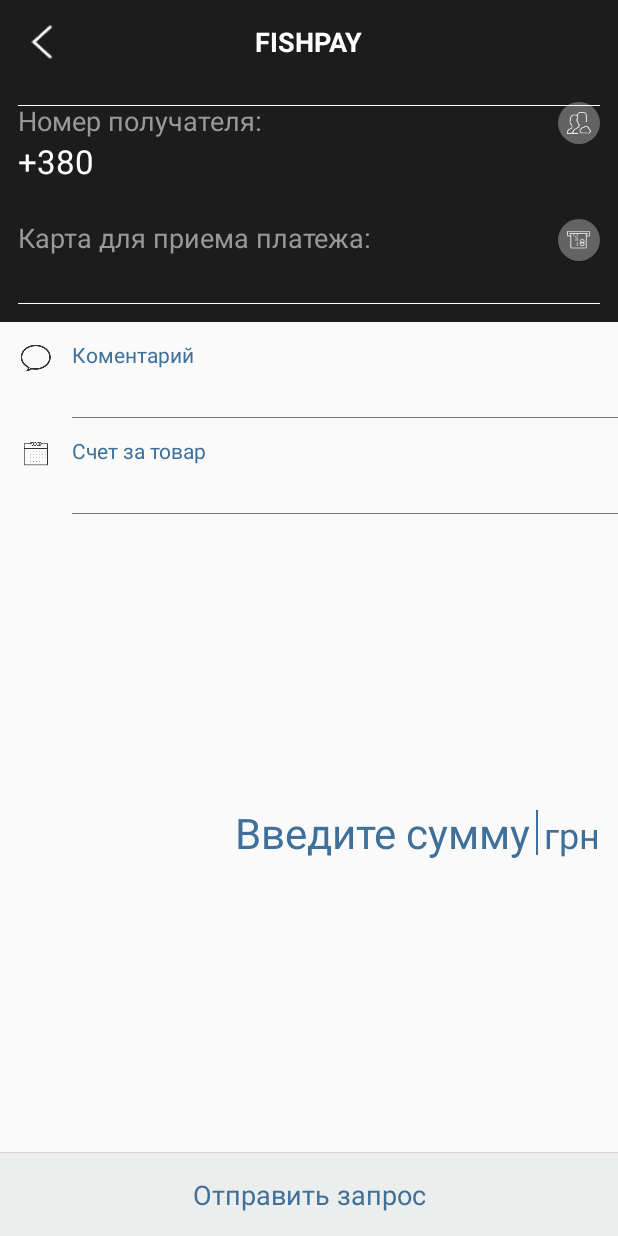
After one commit to mykola-myhailov/fishpay-android, an Android app: the layout activity_create_pay_request.xml on its own in the app's theme, with its tools: preview values and no code run, on a phone screen of 412 x 824 dp. The commit adds this screen. Run offline under Robolectric (Android 15) with nearby library versions, the phone set to English and light mode, and no system bars; Roboto replaces fonts that are not available here.

Commit message:
some payment request refinement

```diff
--- a/app/src/main/java/com/myhailov/mykola/fishpay/api/ApiInterface.java
+++ b/app/src/main/java/com/myhailov/mykola/fishpay/api/ApiInterface.java
@@ -224,11 +224,11 @@ public interface ApiInterface {
 
     @PUT("api/moneyRequest/{requestId}/delete")
     Call<BaseResponse<Object>>  deleteInvoice(@Header("Authorization") String token,
-                                              @Path("requestId") String invoiceId);
+                                              @Path("requestId") long invoiceId);
 
-    @PUT("rest/api/moneyRequest/{requestId}/removeFromList")
+    @PUT("api/moneyRequest/{requestId}/removeFromList")
     Call<BaseResponse<Object>> removeInvoice(@Header("Authorization") String token,
-                                             @Path("requestId") String invoiceId);
+                                             @Path("requestId") long invoiceId);
 
     @GET("api/moneyRequest/{requestId}")
     Call<BaseResponse<Object>> getInvoiceDetails(@Header("Authorization") String token,
--- /dev/null
+++ b/app/src/main/res/drawable/blue_circle.xml
@@ -0,0 +1,5 @@
+<?xml version="1.0" encoding="utf-8"?>
+<shape xmlns:android="http://schemas.android.com/apk/res/android">
+    <solid android:color="@color/blue1"/>
+    <corners android:radius="100dp"/>
+</shape>
--- a/app/src/main/res/layout/activity_choose_members.xml
+++ b/app/src/main/res/layout/activity_choose_members.xml
@@ -112,7 +112,7 @@
             android:layout_height="match_parent">-->
         <LinearLayout
             android:background="@color/white"
-                android:layout_above="@+id/tv_go"
+            android:layout_above="@+id/ll_go"
             android:isScrollContainer="true"
             android:orientation="vertical"
             android:layout_width="match_parent"
@@ -133,6 +133,7 @@
 
 
         <LinearLayout
+            android:id="@+id/ll_go"
             android:layout_alignParentBottom="true"
             android:orientation="vertical"
             android:background="@color/light_grey"
--- /dev/null
+++ b/app/src/main/res/layout/activity_create_pay_request.xml
@@ -0,0 +1,264 @@
+<?xml version="1.0" encoding="utf-8"?>
+<LinearLayout xmlns:android="http://schemas.android.com/apk/res/android"
+    xmlns:app="http://schemas.android.com/apk/res-auto"
+    xmlns:tools="http://schemas.android.com/tools"
+    android:layout_width="match_parent"
+    android:layout_height="match_parent"
+    android:orientation="vertical"
+    tools:context="com.myhailov.mykola.fishpay.activities.pay_requests.CreatePayRequestActivity">
+
+    <LinearLayout
+        android:background="@color/black_light"
+        android:orientation="horizontal"
+        android:layout_width="match_parent"
+        android:layout_height="wrap_content">
+        <ImageView
+            android:id="@+id/ivBack"
+            android:padding="16dp"
+            android:tint="@color/white"
+            android:src="@drawable/arrow_back"
+            android:background="?android:attr/selectableItemBackground"
+            android:layout_width="?attr/actionBarSize"
+            android:layout_height="?attr/actionBarSize" />
+
+        <RelativeLayout
+            android:layout_weight="1"
+            android:layout_width="0dp"
+            android:layout_marginEnd="?attr/actionBarSize"
+            android:layout_height="match_parent">
+            <TextView
+                android:textSize="18sp"
+                android:id="@+id/tvToolBarTitle"
+                android:gravity="center"
+                android:layout_centerInParent="true"
+                android:layout_width="wrap_content"
+                android:layout_height="wrap_content"
+                android:textColor="@color/white"
+                android:textStyle="bold"
+                android:textAllCaps="true"
+                android:background="@android:color/transparent"
+                tools:text="@string/app_name"/>
+        </RelativeLayout>
+    </LinearLayout>
+
+    <RelativeLayout
+        android:layout_width="match_parent"
+        android:layout_height="wrap_content"
+        android:padding="12dp"
+        android:background="@color/black_light">
+        <TextView
+            android:textSize="18sp"
+            android:id="@+id/tv_number"
+            android:layout_width="wrap_content"
+            android:layout_height="wrap_content"
+            android:text="Номер получателя:"
+            android:textColor="@color/grey2"/>
+        <ImageView
+            android:layout_width="28dp"
+            android:layout_height="28dp"
+            android:background="@drawable/grey_rounded"
+            android:padding="6dp"
+            android:src="@drawable/contacts_list_contacts"
+            android:layout_alignParentEnd="true"
+            android:id="@+id/iv_choose_contact"/>
+        <EditText
+            android:textSize="22sp"
+            android:id="@+id/et_phone"
+            android:layout_toStartOf="@id/iv_choose_contact"
+            android:text="+380"
+            android:inputType="phone"
+            android:maxLength="13"
+            android:textColor="@color/white"
+            android:layout_width="match_parent"
+            android:layout_height="wrap_content"
+            android:background="@null"
+            android:layout_below="@id/tv_number"/>
+        <View
+            android:layout_marginTop="2dp"
+            android:layout_width="match_parent"
+            android:layout_height="0.5dp"
+            android:background="@color/white"
+            android:layout_below="@id/et_number"/>
+    </RelativeLayout>
+
+    <RelativeLayout
+        android:layout_width="match_parent"
+        android:layout_height="wrap_content"
+        android:padding="12dp"
+        android:background="@color/black_light">
+        <TextView
+            android:textSize="18sp"
+            android:id="@+id/tv_card"
+            android:layout_width="wrap_content"
+            android:layout_height="wrap_content"
+            android:text="Карта для приема платежа:"
+            android:textColor="@color/grey2"/>
+        <ImageView
+            android:layout_width="28dp"
+            android:layout_height="28dp"
+            android:background="@drawable/grey_rounded"
+            android:padding="6dp"
+            android:src="@drawable/credit_card"
+            android:layout_alignParentEnd="true"
+            android:id="@+id/iv_choose_card"/>
+        <EditText
+            android:id="@+id/et_card_number"
+            android:inputType="number"
+            android:textSize="22sp"
+            android:layout_toStartOf="@id/iv_choose_card"
+            android:textColor="@color/white"
+            android:layout_width="match_parent"
+            android:layout_height="wrap_content"
+            android:background="@null"
+            android:layout_below="@id/tv_card"/>
+        <View
+            android:layout_marginTop="2dp"
+            android:layout_width="match_parent"
+            android:layout_height="0.5dp"
+            android:background="@color/white"
+            android:layout_below="@id/et_card_number"/>
+    </RelativeLayout>
+
+    <android.support.v7.widget.RecyclerView
+        android:visibility="gone"
+        android:id="@+id/rv_contacts"
+        android:layout_width="match_parent"
+        android:layout_height="match_parent"/>
+
+    <RelativeLayout
+        android:id="@+id/rl_request_amount"
+        android:layout_width="match_parent"
+        android:layout_height="match_parent">
+
+        <ImageView
+            android:id="@+id/iv_comment"
+            android:layout_marginTop="12dp"
+            android:layout_marginStart="12dp"
+            android:layout_marginEnd="12dp"
+            android:layout_width="24dp"
+            android:layout_height="24dp"
+            android:scaleType="center"
+            android:src="@drawable/comments"/>
+        <EditText
+            android:id="@+id/et_comment"
+            android:layout_marginTop="12dp"
+            android:layout_toEndOf="@id/iv_comment"
+            android:background="@null"
+            android:hint="Коментарий"
+            android:textColorHint="@color/blue1"
+            android:textColor="@color/blue1"
+            android:textSize="14sp"
+            android:gravity="top"
+            android:lines="3"
+            android:layout_width="match_parent"
+            android:layout_height="wrap_content" />
+        <View
+            android:id="@+id/view_divider"
+            android:layout_below="@id/et_comment"
+            android:layout_width="match_parent"
+            android:layout_height="0.5dp"
+            android:layout_alignStart="@id/et_comment"
+            android:background="@color/grey"/>
+
+        <ImageView
+            android:layout_below="@id/view_divider"
+            android:id="@+id/iv_payment"
+            android:layout_marginTop="12dp"
+            android:layout_marginStart="12dp"
+            android:layout_marginEnd="12dp"
+            android:scaleType="center"
+            android:layout_width="24dp"
+            android:layout_height="24dp"
+            android:src="@drawable/products_list"/>
+        <TextView
+            android:id="@+id/tv_product"
+            android:layout_below="@id/view_divider"
+            android:layout_marginTop="12dp"
+            android:layout_toEndOf="@id/iv_payment"
+            android:background="@null"
+            android:hint="Счет за товар"
+            android:textColorHint="@color/blue1"
+            android:textColor="@color/blue1"
+            android:textSize="14sp"
+            android:gravity="top"
+            android:lines="3"
+            android:layout_width="match_parent"
+            android:layout_height="wrap_content" />
+        <View
+            android:id="@+id/view_divider2"
+            android:layout_below="@id/tv_product"
+            android:layout_width="match_parent"
+            android:layout_height="0.5dp"
+            android:layout_alignStart="@id/tv_product"
+            android:background="@color/grey"/>
+
+        <LinearLayout
+            android:layout_below="@id/view_divider2"
+            android:layout_above="@+id/ll_send_request"
+            android:layout_width="match_parent"
+            android:layout_height="match_parent"
+            android:orientation="horizontal">
+
+            <LinearLayout
+                android:padding="12dp"
+                android:orientation="horizontal"
+                android:layout_gravity="center_vertical"
+                android:layout_width="match_parent"
+                android:layout_height="wrap_content">
+                <com.myhailov.mykola.fishpay.views.MoneyEditText
+                    android:id="@+id/met_amount"
+                    android:hint="Введите сумму"
+                    android:textColorHint="@color/blue1"
+                    android:textSize="28sp"
+                    android:inputType="number"
+                    android:digits="0123456789"
+                    android:background="@null"
+                    android:gravity="end"
+                    android:layout_weight="1"
+                    android:layout_width="0dp"
+                    android:layout_height="wrap_content" />
+
+                <View
+                    android:layout_width="1dp"
+                    android:layout_height="match_parent"
+                    android:background="@color/blue1"
+                    android:layout_margin="4dp"/>
+
+                <TextView
+                    android:layout_width="wrap_content"
+                    android:layout_height="wrap_content"
+                    android:text="@string/uah"
+                    android:textColor="@color/blue1"
+                    android:textSize="24sp"/>
+            </LinearLayout>
+
+
+
+
+
+        </LinearLayout>
+
+        <LinearLayout
+            android:id="@id/ll_send_request"
+            android:layout_alignParentBottom="true"
+            android:orientation="vertical"
+            android:background="@color/light_grey"
+            android:layout_width="match_parent"
+            android:layout_height="?attr/actionBarSize">
+            <View
+                android:layout_width="match_parent"
+                android:layout_height="0.5dp"
+                android:background="@color/gray_light"/>
+            <TextView
+                android:id="@+id/tv_send_request"
+                android:textColor="@color/blue1"
+                android:textSize="18sp"
+                android:text="Отправить запрос"
+                android:gravity="center"
+                android:background="?android:attr/selectableItemBackground"
+                android:layout_width="match_parent"
+                android:layout_height="match_parent" />
+        </LinearLayout>
+    </RelativeLayout>
+
+</LinearLayout>
--- a/app/src/main/res/layout/item_pay_request.xml
+++ b/app/src/main/res/layout/item_pay_request.xml
@@ -33,7 +33,7 @@
             android:layout_marginTop="7dp"
             android:layout_width="12dp"
             android:layout_height="12dp"
-            android:background="@drawable/green_circle"/>
+            android:background="@drawable/blue_circle"/>
 
         <LinearLayout
             android:layout_toEndOf="@id/viewed"
```
Also changed, not shown: app/src/main/AndroidManifest.xml (+26 -17 lines), app/src/main/java/com/myhailov/mykola/fishpay/activities/drawer/PayRequestActivity.java (+49 -1 lines), app/src/main/java/com/myhailov/mykola/fishpay/activities/pay_requests/CreatePayRequestActivity.java (added, +49 -0 lines), app/src/main/java/com/myhailov/mykola/fishpay/api/results/PayRequest.java (+11 -1 lines), app/src/main/res/drawable/grey_rounded.xml (renamed from app/src/main/res/drawable/grey_field.xml). Lines whose indentation alone changed are shown as unchanged.
